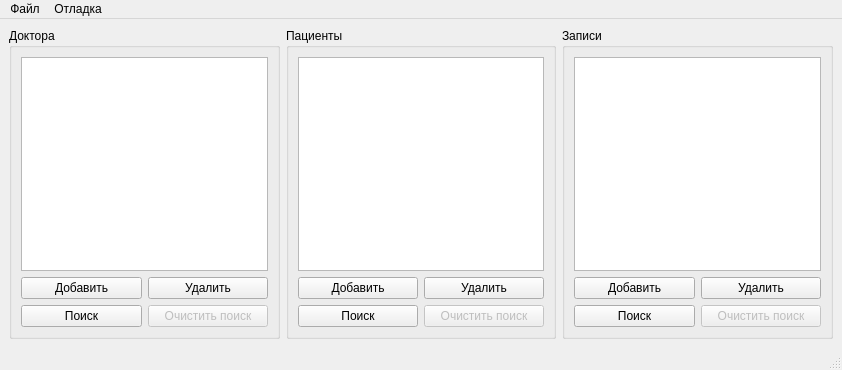
First picture: the form in mainwindow.ui, repository skrine525/fefu-fds-coursework, before the edit.
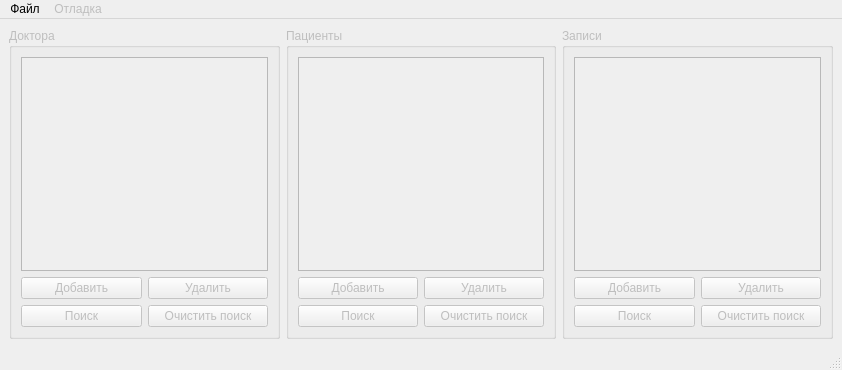
Second picture: the form after the edit.

What changed in the file:
```diff
--- a/mainwindow.ui
+++ b/mainwindow.ui
@@ -16,7 +16,10 @@
   <widget class="QWidget" name="centralwidget">
    <layout class="QHBoxLayout" name="horizontalLayout">
     <item>
-     <widget class="QGroupBox" name="groupDoctors">
+     <widget class="QGroupBox" name="groupBoxDoctors">
+      <property name="enabled">
+       <bool>false</bool>
+      </property>
       <property name="title">
        <string>Доктора</string>
       </property>
@@ -68,6 +71,9 @@
     </item>
     <item>
      <widget class="QGroupBox" name="groupBoxPatients">
+      <property name="enabled">
+       <bool>false</bool>
+      </property>
       <property name="title">
        <string>Пациенты</string>
       </property>
@@ -115,6 +121,9 @@
     </item>
     <item>
      <widget class="QGroupBox" name="groupBoxAppointments">
+      <property name="enabled">
+       <bool>false</bool>
+      </property>
       <property name="title">
        <string>Записи</string>
       </property>
@@ -168,7 +177,7 @@
      <x>0</x>
      <y>0</y>
      <width>842</width>
-     <height>26</height>
+     <height>20</height>
     </rect>
    </property>
    <widget class="QMenu" name="menuFile">
@@ -182,6 +191,9 @@
     <addaction name="menuFileExit"/>
    </widget>
    <widget class="QMenu" name="menuDebug">
+    <property name="enabled">
+     <bool>false</bool>
+    </property>
     <property name="title">
      <string>Отладка</string>
     </property>
```
Left out of the diff: 22 changed lines with no effect on the pictures.
